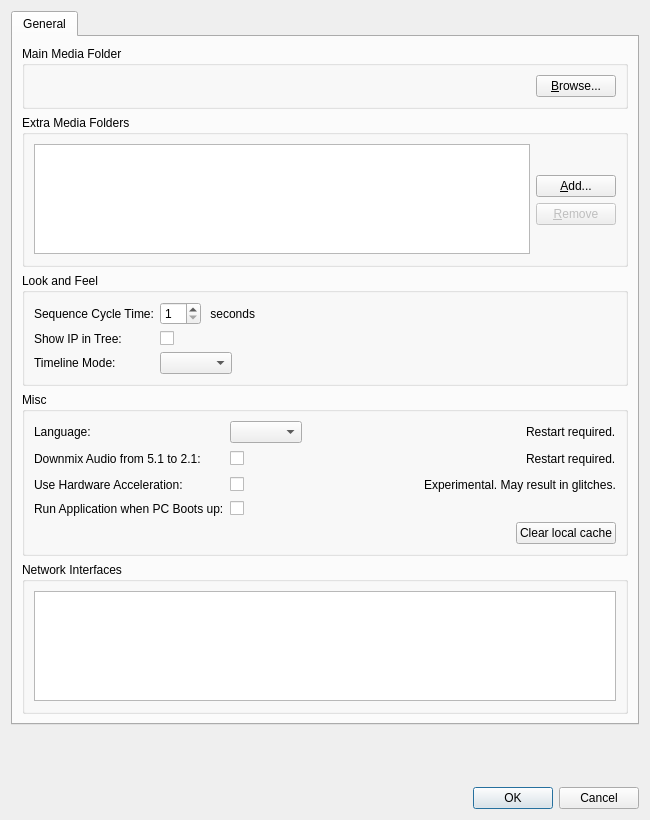
Before: the Qt Designer form client/src/ui/dialogs/preferences_dialog.ui in networkoptix/nx_open, drawn with Qt 5.
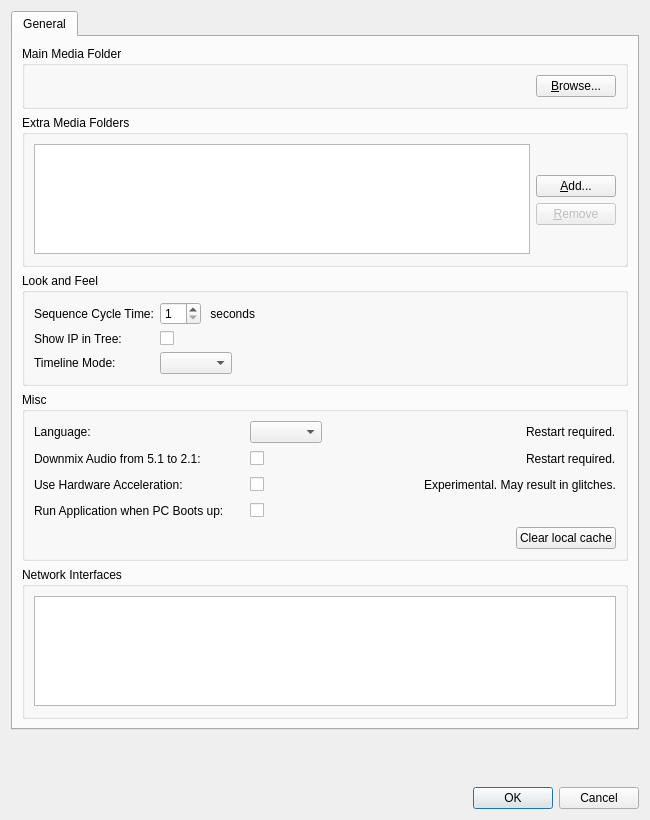
After: the same form once the commit is applied.

Patch:
```diff
--- a/client/src/ui/dialogs/preferences_dialog.ui
+++ b/client/src/ui/dialogs/preferences_dialog.ui
@@ -236,11 +236,10 @@
          <property name="title">
           <string>Misc</string>
          </property>
-         <layout class="QFormLayout" name="formLayout_3">
-          <property name="fieldGrowthPolicy">
-           <enum>QFormLayout::AllNonFixedFieldsGrow</enum>
-          </property>
-          <item row="0" column="0">
+         <layout class="QVBoxLayout" name="verticalLayout_4">
+          <item>
+           <layout class="QHBoxLayout" name="horizontalLayout_7">
+            <item>
            <widget class="QLabel" name="languageLabel">
             <property name="sizePolicy">
              <sizepolicy hsizetype="Preferred" vsizetype="Preferred">
@@ -248,6 +247,12 @@
               <verstretch>0</verstretch>
              </sizepolicy>
             </property>
+              <property name="minimumSize">
+               <size>
+                <width>210</width>
+                <height>0</height>
+               </size>
+              </property>
             <property name="text">
              <string>Language:</string>
             </property>
@@ -256,38 +261,6 @@
             </property>
            </widget>
           </item>
-          <item row="4" column="1">
-           <layout class="QHBoxLayout" name="horizontalLayout">
-            <item>
-             <spacer name="horizontalSpacer_2">
-              <property name="orientation">
-               <enum>Qt::Horizontal</enum>
-              </property>
-              <property name="sizeHint" stdset="0">
-               <size>
-                <width>40</width>
-                <height>20</height>
-               </size>
-              </property>
-             </spacer>
-            </item>
-            <item>
-             <widget class="QPushButton" name="clearCacheButton">
-              <property name="sizePolicy">
-               <sizepolicy hsizetype="Fixed" vsizetype="Fixed">
-                <horstretch>0</horstretch>
-                <verstretch>0</verstretch>
-               </sizepolicy>
-              </property>
-              <property name="text">
-               <string>Clear local cache</string>
-              </property>
-             </widget>
-            </item>
-           </layout>
-          </item>
-          <item row="0" column="1">
-           <layout class="QHBoxLayout" name="horizontalLayout_7">
             <item>
              <widget class="QComboBox" name="languageComboBox"/>
             </item>
@@ -313,22 +286,27 @@
             </item>
            </layout>
           </item>
-          <item row="2" column="0">
-           <widget class="QLabel" name="hardwareDecodingLabel">
-            <property name="text">
-             <string>Use Hardware Acceleration:</string>
-            </property>
-           </widget>
-          </item>
-          <item row="1" column="0">
+          <item>
+           <layout class="QHBoxLayout" name="horizontalLayout_8">
+            <item>
            <widget class="QLabel" name="label_4">
+              <property name="sizePolicy">
+               <sizepolicy hsizetype="Fixed" vsizetype="Preferred">
+                <horstretch>0</horstretch>
+                <verstretch>0</verstretch>
+               </sizepolicy>
+              </property>
+              <property name="minimumSize">
+               <size>
+                <width>210</width>
+                <height>0</height>
+               </size>
+              </property>
             <property name="text">
              <string>Downmix Audio from 5.1 to 2.1:</string>
             </property>
            </widget>
           </item>
-          <item row="1" column="1">
-           <layout class="QHBoxLayout" name="horizontalLayout_8">
             <item>
              <widget class="QCheckBox" name="downmixAudioCheckBox">
               <property name="text">
@@ -358,22 +336,21 @@
             </item>
            </layout>
           </item>
-          <item row="3" column="0">
-           <widget class="QLabel" name="autoStartLabel">
-            <property name="text">
-             <string>Run Application when PC Boots up:</string>
-            </property>
-           </widget>
-          </item>
-          <item row="3" column="1">
-           <widget class="QCheckBox" name="autoStartCheckBox">
+          <item>
+           <layout class="QHBoxLayout" name="hardwareDecodingControlsLayout">
+            <item>
+             <widget class="QLabel" name="hardwareDecodingLabel">
+              <property name="minimumSize">
+               <size>
+                <width>210</width>
+                <height>0</height>
+               </size>
+              </property>
             <property name="text">
-             <string/>
+               <string>Use Hardware Acceleration:</string>
             </property>
            </widget>
           </item>
-          <item row="2" column="1">
-           <layout class="QHBoxLayout" name="horizontalLayout_9">
             <item>
              <widget class="QCheckBox" name="hardwareDecodingCheckBox">
               <property name="text">
@@ -403,7 +380,83 @@
             </item>
            </layout>
           </item>
-         </layout>
+          <item>
+           <layout class="QHBoxLayout" name="horizontalLayout_10">
+            <item>
+             <widget class="QLabel" name="autoStartLabel">
+              <property name="sizePolicy">
+               <sizepolicy hsizetype="Fixed" vsizetype="Preferred">
+                <horstretch>0</horstretch>
+                <verstretch>0</verstretch>
+               </sizepolicy>
+              </property>
+              <property name="minimumSize">
+               <size>
+                <width>210</width>
+                <height>0</height>
+               </size>
+              </property>
+              <property name="text">
+               <string>Run Application when PC Boots up:</string>
+              </property>
+             </widget>
+            </item>
+            <item>
+             <widget class="QCheckBox" name="autoStartCheckBox">
+              <property name="text">
+               <string/>
+              </property>
+             </widget>
+            </item>
+            <item>
+             <spacer name="horizontalSpacer_6">
+              <property name="orientation">
+               <enum>Qt::Horizontal</enum>
+              </property>
+              <property name="sizeHint" stdset="0">
+               <size>
+                <width>40</width>
+                <height>20</height>
+               </size>
+              </property>
+             </spacer>
+            </item>
+           </layout>
+          </item>
+          <item>
+           <layout class="QHBoxLayout" name="horizontalLayout">
+            <item>
+             <spacer name="horizontalSpacer_2">
+              <property name="orientation">
+               <enum>Qt::Horizontal</enum>
+              </property>
+              <property name="sizeHint" stdset="0">
+               <size>
+                <width>40</width>
+                <height>20</height>
+               </size>
+              </property>
+             </spacer>
+            </item>
+            <item>
+             <widget class="QPushButton" name="clearCacheButton">
+              <property name="sizePolicy">
+               <sizepolicy hsizetype="Fixed" vsizetype="Fixed">
+                <horstretch>0</horstretch>
+                <verstretch>0</verstretch>
+               </sizepolicy>
+              </property>
+              <property name="text">
+               <string>Clear local cache</string>
+              </property>
+             </widget>
+            </item>
+           </layout>
+          </item>
+         </layout>
+         <zorder>horizontalLayoutWidget</zorder>
+         <zorder>horizontalLayoutWidget</zorder>
+         <zorder>autoStartLabel</zorder>
         </widget>
        </item>
        <item>
```
Lines whose indentation alone changed are shown as unchanged.
